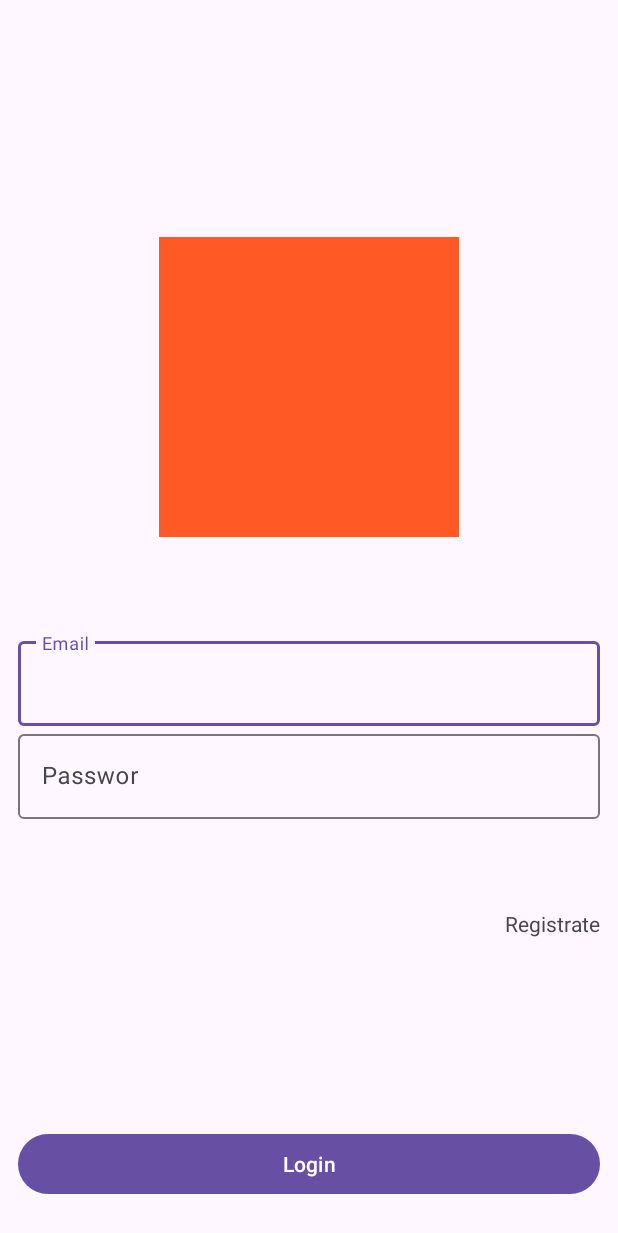
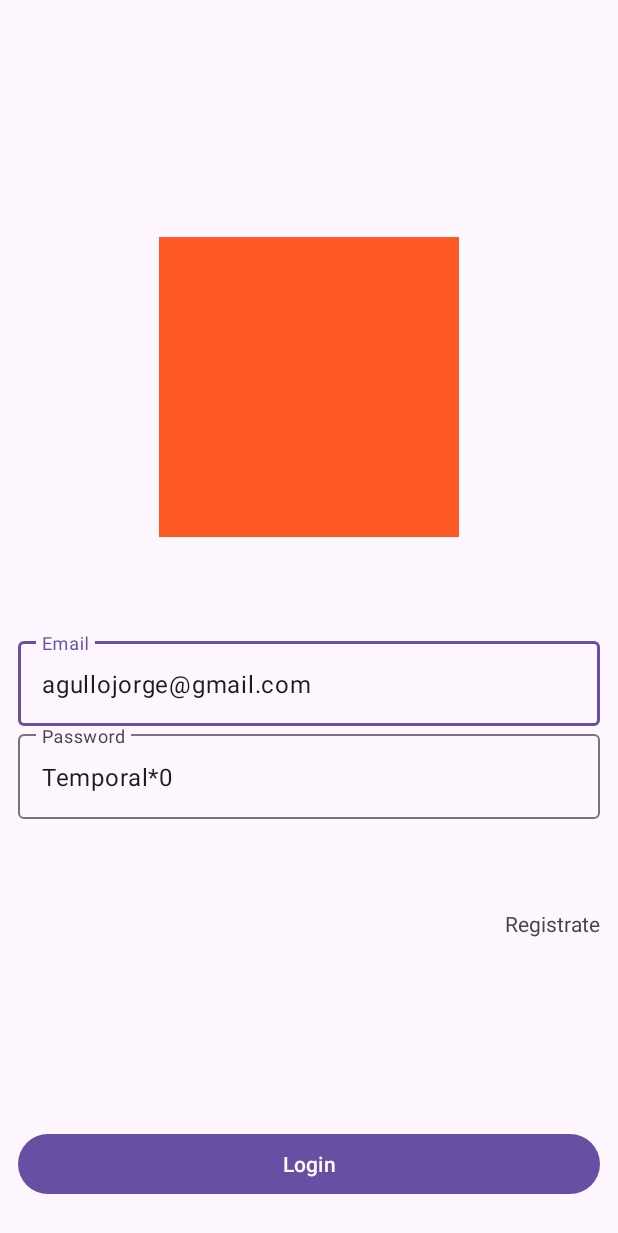
Before and after one commit to JorgeAgulloM/FireLogin, an Android app: the screen it shows after launch (LoginActivity), on a phone screen of 412 x 824 dp. Shown: the top 1233 px of the screen. Run offline under Robolectric (Android 15) with nearby library versions, the phone set to English and light mode, and no system bars; our stand-ins replace Dagger/Hilt's generated code, Firebase (no records; nobody signed in at launch, a user with empty details on screens opened directly).

Commit message:
HardCoded user/pass

```diff
--- a/app/src/main/res/layout/activity_login.xml
+++ b/app/src/main/res/layout/activity_login.xml
@@ -32,6 +32,7 @@
 
         <com.google.android.material.textfield.TextInputEditText
             android:id="@+id/tieUser"
+            android:text="agullojorge@gmail.com"
             android:layout_width="match_parent"
             android:layout_height="wrap_content" />
 
@@ -42,7 +43,7 @@
         android:layout_width="0dp"
         android:layout_height="wrap_content"
         android:layout_marginHorizontal="12dp"
-        android:hint="Passwor"
+        android:hint="Password"
         app:layout_constraintBottom_toTopOf="@+id/btnLogin"
         app:layout_constraintEnd_toEndOf="parent"
         app:layout_constraintStart_toStartOf="parent"
@@ -50,6 +51,7 @@
 
         <com.google.android.material.textfield.TextInputEditText
             android:id="@+id/tiePass"
+            android:text="Temporal*0"
             android:layout_width="match_parent"
             android:layout_height="wrap_content"
             android:layout_marginBottom="48dp" />
```
